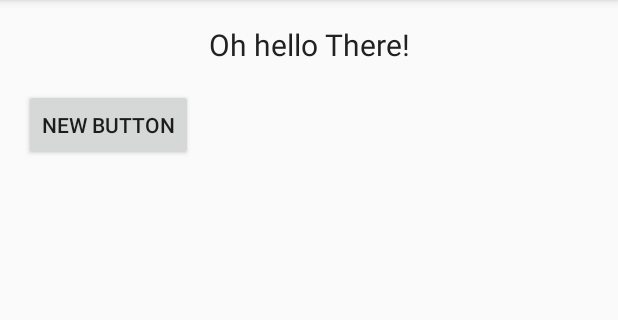
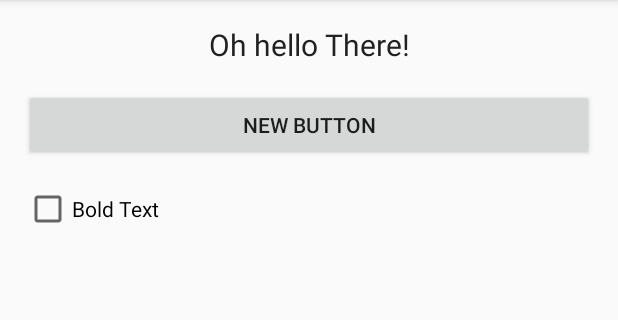
Before and after one commit to tochanenko/AndroidPlaygroundApp, an Android app: the screen it shows after launch (MainActivity), after a tap on "NEW BUTTON", on a phone screen of 412 x 824 dp, the part 84-404 px from its top. Run offline under Robolectric (Android 15) with nearby library versions, the phone set to English and light mode, and no system bars.

Commit message:
Added CheckBox and changed MainView

```diff
--- a/playground/app/src/main/res/layout/activity_main.xml
+++ b/playground/app/src/main/res/layout/activity_main.xml
@@ -18,8 +18,16 @@
             android:fontFamily="sans-serif" android:textAlignment="center"/>
     <Button
             android:text="@string/button_string"
-            android:layout_width="wrap_content"
+            android:layout_width="0dp"
             android:layout_height="wrap_content"
             android:id="@+id/button" app:layout_constraintStart_toStartOf="parent" android:layout_marginStart="16dp"
-            android:layout_marginTop="16dp" app:layout_constraintTop_toBottomOf="@+id/helloTextView"/>
+            android:layout_marginTop="16dp" app:layout_constraintTop_toBottomOf="@+id/helloTextView"
+            app:layout_constraintEnd_toEndOf="parent" android:layout_marginEnd="16dp"/>
+    <CheckBox
+            android:text="Bold Text"
+            android:layout_width="0dp"
+            android:layout_height="wrap_content"
+            android:id="@+id/checkBox" app:layout_constraintStart_toStartOf="parent" android:layout_marginStart="16dp"
+            android:layout_marginTop="16dp" app:layout_constraintTop_toBottomOf="@+id/button"
+            app:layout_constraintEnd_toEndOf="parent" android:layout_marginEnd="16dp"/>
 </android.support.constraint.ConstraintLayout>
```
